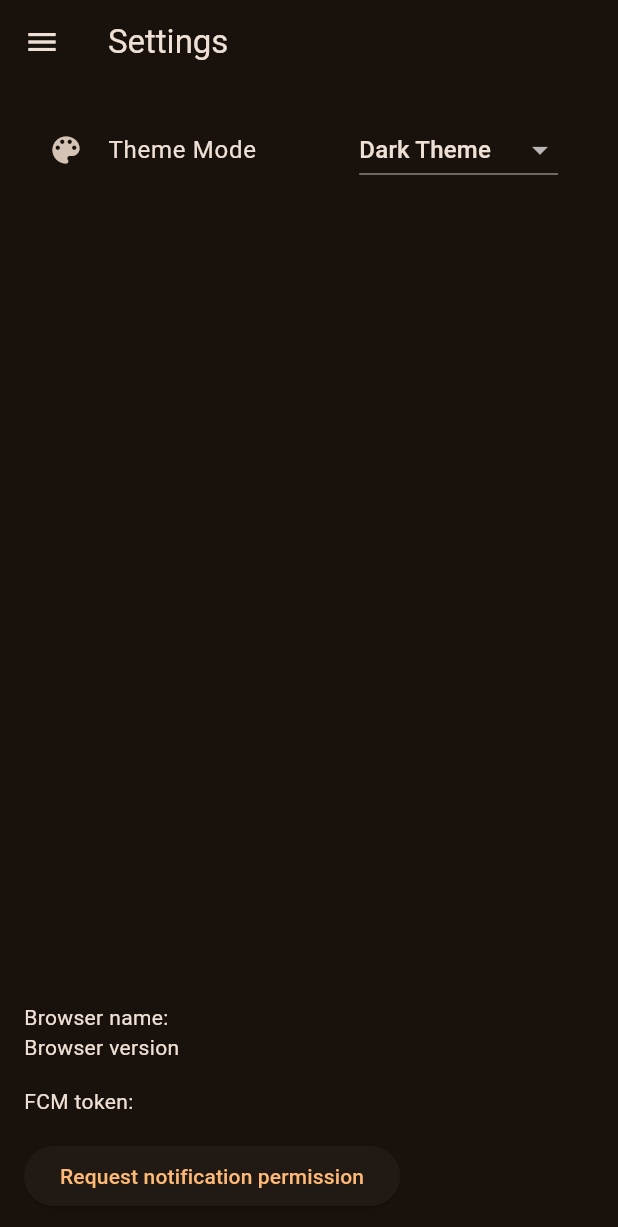
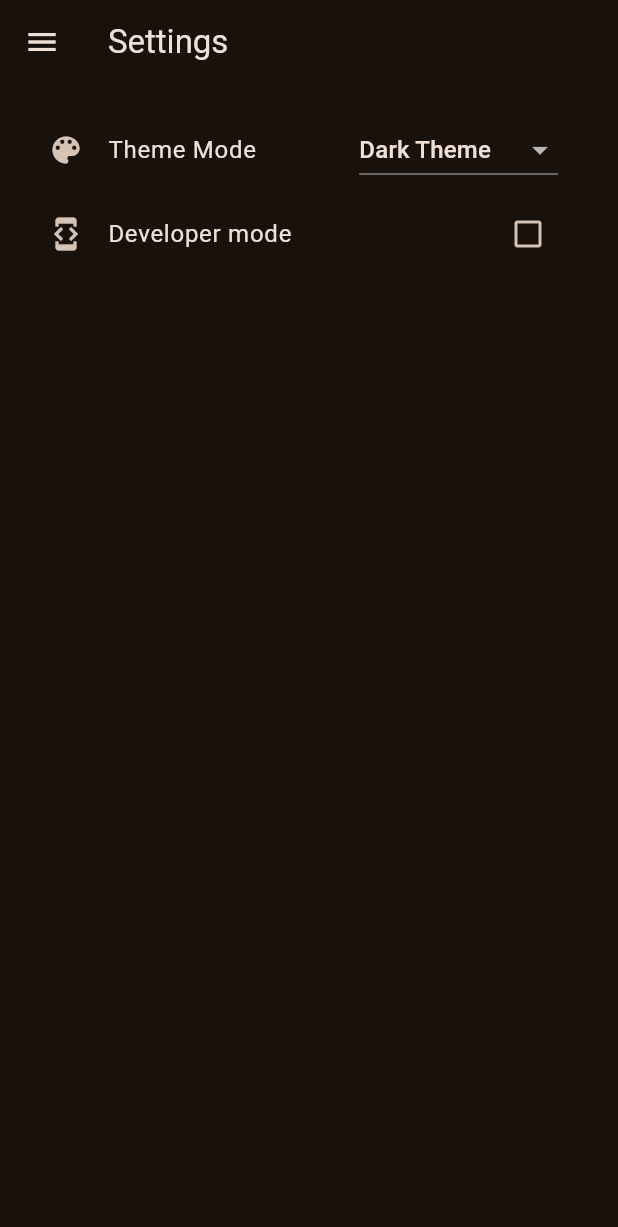
Before and after one commit to SquadQuest/SquadQuest, a Flutter app: the SettingsScreen screen opened by its route, on a phone screen of 412 x 824 dp. Shown: the top 1227 px of the screen. Run offline on Flutter 3.47's test engine with Material 3 defaults, Android fonts, the phone set to English and light mode, and no system bars; our stand-ins replace firebase_core, firebase_messaging, flutter_dotenv, flutter_riverpod, flutter_typeahead, go_router and 4 more; missing offline and left inert: dart:js_interop, web_browser_detect; accounts and stored records are empty.

Commit message:
feat: add developer mode option to settings

```diff
--- a/lib/screens/settings.dart
+++ b/lib/screens/settings.dart
@@ -26,6 +26,7 @@ class _SettingsScreenState extends ConsumerState<SettingsScreen> {
   @override
   Widget build(BuildContext context) {
     final themeMode = ref.watch(themeModeProvider);
+    final developerMode = ref.watch(developerModeProvider);
     final fcmToken = ref.watch(firebaseMessagingTokenProvider);
 
     return SafeArea(
@@ -62,6 +63,16 @@ class _SettingsScreenState extends ConsumerState<SettingsScreen> {
                 ),
                 leading: const Icon(Icons.color_lens),
               ),
+              CheckboxListTile(
+                title: const Text('Developer mode'),
+                value: developerMode,
+                onChanged: (bool? developerMode) {
+                  ref.read(developerModeProvider.notifier).state =
+                      developerMode ?? false;
+                },
+                secondary: const Icon(Icons.developer_mode),
+              ),
+              if (developerMode) ...[
                 const Spacer(),
                 if (browser != null) ...[
                   Text('Browser name: ${browser!.browser}'),
@@ -77,6 +88,7 @@ class _SettingsScreenState extends ConsumerState<SettingsScreen> {
                           .requestPermissions();
                     },
                     child: const Text('Request notification permission'))
+              ]
             ])),
       ),
     );
```
Also changed, not shown: lib/controllers/settings.dart (+14 -3 lines). Lines whose indentation alone changed are shown as unchanged.
